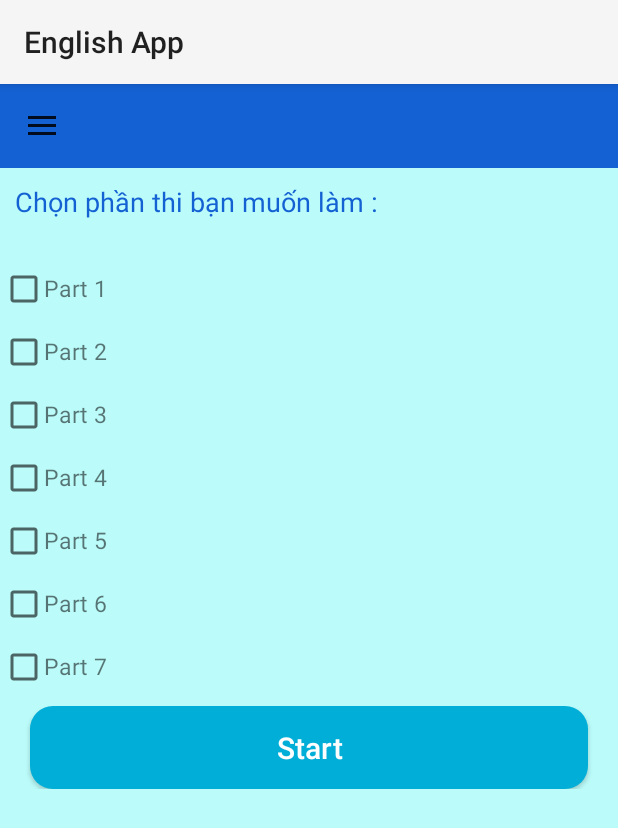
After one commit to Nam0101/ToeicAndroidApp, an Android app: the fragment ChoosePartFragment placed in its activity, on a phone screen of 412 x 824 dp. The commit adds this screen. Shown: the top 828 px of the screen. Run offline under Robolectric (Android 15) with nearby library versions, the light colour scheme and no system bars; our stand-ins replace Dagger/Hilt's generated code, data binding; 6 statements that could not run were skipped.

Commit message:
Luyentap fragment

```diff
--- a/app/src/main/AndroidManifest.xml
+++ b/app/src/main/AndroidManifest.xml
@@ -30,6 +30,7 @@
         <activity
             android:name=".presentation.activity.MainActivity" />
         <activity android:name=".presentation.activity.RegisterActivity"/>
+        <activity android:name=".presentation.activity.QuizActivity"/>
         <activity android:name=".presentation.activity.ForgotPasswordActivity"/>
 
     </application>
--- /dev/null
+++ b/app/src/main/java/com/example/englishapp/presentation/fragment/ChoosePartFragment.java
@@ -0,0 +1,29 @@
+package com.example.englishapp.presentation.fragment;
+
+import android.os.Bundle;
+import android.view.LayoutInflater;
+import android.view.View;
+import android.view.ViewGroup;
+
+import androidx.annotation.NonNull;
+import androidx.annotation.Nullable;
+import androidx.databinding.DataBindingUtil;
+import androidx.fragment.app.Fragment;
+import androidx.lifecycle.ViewModelProvider;
+
+import com.example.englishapp.R;
+import com.example.englishapp.databinding.FragmentChoosePartBinding;
+import com.example.englishapp.presentation.viewmodel.MainActivityViewModel;
+
+public class ChoosePartFragment extends Fragment {
+    private MainActivityViewModel mainActivityViewModel;
+
+    @Nullable
+    @Override
+    public View onCreateView(@NonNull LayoutInflater inflater, @Nullable ViewGroup container, @Nullable Bundle savedInstanceState) {
+        FragmentChoosePartBinding binding = DataBindingUtil.inflate(inflater, R.layout.fragment_choose_part, container, false);
+        mainActivityViewModel = new ViewModelProvider(requireActivity()).get(MainActivityViewModel.class);
+        binding.setMainActivityViewModel(mainActivityViewModel);
+        return binding.getRoot();
+    }
+}
--- /dev/null
+++ b/app/src/main/java/com/example/englishapp/presentation/viewmodel/QuizViewModel.java
@@ -0,0 +1,6 @@
+package com.example.englishapp.presentation.viewmodel;
+
+import androidx.lifecycle.ViewModel;
+
+public class QuizViewModel extends ViewModel {
+}
--- a/app/src/main/res/layout/activity_luyendoc.xml
+++ b/app/src/main/res/layout/activity_luyendoc.xml
@@ -5,7 +5,7 @@
     android:layout_width="match_parent"
     android:background="@color/thao1"
     android:layout_height="match_parent"
-    tools:context=".presentation.activity.LuyendocActivity">
+>
 
     <androidx.appcompat.widget.Toolbar
         android:id="@+id/toolbar_reading"
--- a/app/src/main/res/layout/activity_main.xml
+++ b/app/src/main/res/layout/activity_main.xml
@@ -5,6 +5,7 @@
     xmlns:tools="http://schemas.android.com/tools">
 
     <data>
+        <import type="android.view.View" />
         <variable
             name="mainActivityViewModel"
             type="com.example.englishapp.presentation.viewmodel.MainActivityViewModel" />
@@ -14,6 +15,7 @@
     android:layout_height="match_parent"
     tools:context=".presentation.activity.MainActivity">
 
+
     <androidx.drawerlayout.widget.DrawerLayout
         android:id="@+id/drawerLayout"
         android:layout_width="0dp"
@@ -22,6 +24,7 @@
         app:layout_constraintEnd_toEndOf="parent"
         app:layout_constraintStart_toStartOf="parent"
         app:layout_constraintTop_toTopOf="parent">
+
 
         <LinearLayout
             android:layout_width="match_parent"
@@ -36,6 +39,15 @@
                 android:background="@color/blue"
                 android:minHeight="?attr/actionBarSize"
                 android:theme="?attr/actionBarTheme" />
+
+
+            <FrameLayout
+                android:id="@+id/fragment_container"
+                android:layout_width="match_parent"
+                android:layout_height="match_parent"
+                android:visibility="@{mainActivityViewModel.isFragmentVisible.get() ? View.VISIBLE : View.GONE}"
+                app:layout_constraintTop_toBottomOf="@+id/toolbar"
+                app:layout_constraintBottom_toBottomOf="parent" />
 
 
             <TextView
@@ -214,7 +226,7 @@
                     android:id="@+id/function_recycleview"
                     android:layout_width="match_parent"
                     android:layout_height="wrap_content"
-                    android:onClick="@{()->mainActivityViewModel.onFunctionClicked()}" />
+                    />
 
             </LinearLayout>
 
--- /dev/null
+++ b/app/src/main/res/layout/fragment_choose_part.xml
@@ -0,0 +1,207 @@
+<?xml version="1.0" encoding="utf-8"?>
+<layout xmlns:android="http://schemas.android.com/apk/res/android"
+    xmlns:app="http://schemas.android.com/apk/res-auto"
+    xmlns:tools="http://schemas.android.com/tools">
+    <data>
+        <import type="android.view.View" />
+        <variable
+            name="mainActivityViewModel"
+            type="com.example.englishapp.presentation.viewmodel.MainActivityViewModel" />
+    </data>
+<androidx.constraintlayout.widget.ConstraintLayout
+    android:layout_width="match_parent"
+    android:layout_height="match_parent"
+    android:background="@color/thao1"
+    >
+
+    <LinearLayout
+        android:id="@+id/lineTieude"
+        android:layout_width="match_parent"
+        android:layout_height="wrap_content"
+        android:layout_marginTop="10dp"
+        android:orientation="vertical">
+        <TextView
+            android:layout_marginLeft="10dp"
+            android:layout_width="match_parent"
+            android:layout_height="wrap_content"
+            android:layout_marginTop="10dp"
+            android:text="Chọn phần thi bạn muốn làm :"
+            android:textSize="18sp"
+            android:layout_marginBottom="20dp"
+            android:textColor="@color/blue"/>
+    </LinearLayout>
+    <LinearLayout
+        app:layout_constraintTop_toBottomOf="@+id/lineTieude"
+        android:layout_width="match_parent"
+        android:layout_height="wrap_content"
+        android:orientation="vertical">
+        <LinearLayout
+            android:layout_width="match_parent"
+            android:layout_height="wrap_content"
+            android:weightSum="10"
+            android:layout_marginTop="10dp"
+            android:layout_marginEnd="10dp"
+            >
+            <CheckBox
+                android:id="@+id/checkPart1"
+                android:layout_width="wrap_content"
+                android:layout_height="wrap_content"
+                android:checked="@={mainActivityViewModel.isPart1Checked}"
+                android:layout_weight="1"/>
+            <TextView
+                android:layout_width="match_parent"
+                android:layout_height="wrap_content"
+                android:text="Part 1"
+                android:layout_weight="9"
+                android:textSize="15sp"
+                />
+
+
+        </LinearLayout>
+        <LinearLayout
+            android:layout_width="match_parent"
+            android:layout_height="wrap_content"
+            android:weightSum="10"
+            android:layout_marginTop="10dp"
+            android:layout_marginEnd="10dp"
+            >
+            <CheckBox
+                android:id="@+id/checkPart2"
+                android:layout_width="wrap_content"
+                android:layout_height="wrap_content"
+                android:checked="@={mainActivityViewModel.isPart2Checked}"
+                android:layout_weight="1"/>
+            <TextView
+                android:layout_width="match_parent"
+                android:layout_height="wrap_content"
+                android:text="Part 2"
+                android:layout_weight="9"
+                android:textSize="15sp"/>
+
+
+        </LinearLayout>
+        <LinearLayout
+            android:layout_width="match_parent"
+            android:layout_height="wrap_content"
+            android:weightSum="10"
+            android:layout_marginTop="10dp"
+            android:layout_marginEnd="10dp"
+            >
+            <CheckBox
+                android:id="@+id/checkPart3"
+                android:layout_width="wrap_content"
+                android:layout_height="wrap_content"
+                android:checked="@={mainActivityViewModel.isPart3Checked}"
+                android:layout_weight="1"/>
+            <TextView
+                android:layout_width="match_parent"
+                android:layout_height="wrap_content"
+                android:text="Part 3"
+                android:layout_weight="9"
+                android:textSize="15sp"/>
+
+
+        </LinearLayout>
+        <LinearLayout
+            android:layout_width="match_parent"
+            android:layout_height="wrap_content"
+            android:weightSum="10"
+            android:layout_marginTop="10dp"
+            android:layout_marginEnd="10dp"
+            >
+            <CheckBox
+                android:id="@+id/checkPart4"
+                android:layout_width="wrap_content"
+                android:layout_height="wrap_content"
+                android:checked="@={mainActivityViewModel.isPart4Checked}"
+                android:layout_weight="1"/>
+            <TextView
+                android:layout_width="match_parent"
+                android:layout_height="wrap_content"
+                android:text="Part 4"
+                android:layout_weight="9"
+                android:textSize="15sp"/>
+
+
+        </LinearLayout>
+        <LinearLayout
+            android:layout_width="match_parent"
+            android:layout_height="wrap_content"
+            android:weightSum="10"
+            android:layout_marginTop="10dp"
+            android:layout_marginEnd="10dp"
+            >
+            <CheckBox
+                android:id="@+id/checkPart5"
+                android:layout_width="wrap_content"
+                android:layout_height="wrap_content"
+                android:checked="@={mainActivityViewModel.isPart5Checked}"
+                android:layout_weight="1"/>
+            <TextView
+                android:layout_width="match_parent"
+                android:layout_height="wrap_content"
+                android:text="Part 5"
+                android:layout_weight="9"
+                android:textSize="15sp"/>
+
+
+        </LinearLayout>
+        <LinearLayout
+            android:layout_width="match_parent"
+            android:layout_height="wrap_content"
+            android:weightSum="10"
+            android:layout_marginTop="10dp"
+            android:layout_marginEnd="10dp"
+            >
+            <CheckBox
+                android:id="@+id/checkPart6"
+                android:layout_width="wrap_content"
+                android:layout_height="wrap_content"
+                android:checked="@={mainActivityViewModel.isPart6Checked}"
+                android:layout_weight="1"/>
+            <TextView
+                android:layout_width="match_parent"
+                android:layout_height="wrap_content"
+                android:text="Part 6"
+                android:layout_weight="9"
+                android:textSize="15sp"/>
+
+
+        </LinearLayout>
+        <LinearLayout
+            android:layout_width="match_parent"
+            android:layout_height="wrap_content"
+            android:weightSum="10"
+            android:layout_marginTop="10dp"
+            android:layout_marginEnd="10dp"
+            >
+            <CheckBox
+                android:id="@+id/checkPart7"
+                android:layout_width="wrap_content"
+                android:layout_height="wrap_content"
+                android:checked="@={mainActivityViewModel.isPart7Checked}"
+                android:layout_weight="1"/>
+            <TextView
+                android:layout_width="match_parent"
+                android:layout_height="wrap_content"
+                android:text="Part 7"
+                android:layout_weight="9"
+                android:textSize="15sp"/>
+        </LinearLayout>
+        <androidx.appcompat.widget.AppCompatButton
+            android:id="@+id/btnStart"
+            android:layout_width="match_parent"
+            android:layout_height="55dp"
+            android:layout_marginEnd="20dp"
+            android:layout_marginStart="20dp"
+            android:text="Start"
+            android:textSize="20sp"
+            android:onClick="@{()->mainActivityViewModel.startTest()}"
+            android:textAllCaps="false"
+            android:background="@drawable/round_background_primary"
+            android:textColor="@color/white"
+            android:layout_marginTop="10dp"/>
+    </LinearLayout>
+
+</androidx.constraintlayout.widget.ConstraintLayout>
+</layout>
```
Also changed, not shown: app/src/main/java/com/example/englishapp/presentation/activity/MainActivity.java (+18 -4 lines), app/src/main/java/com/example/englishapp/presentation/activity/QuizActivity.java (added, +19 -0 lines), app/src/main/java/com/example/englishapp/presentation/viewmodel/MainActivityViewModel.java (+38 -13 lines), app/src/main/res/layout/activity_chon_part.xml (deleted, +0 -121 lines), app/src/main/res/layout/activity_quiz.xml (added, +103 -0 lines).
